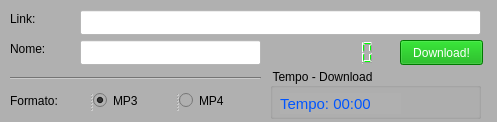
Above: youtube.ui from GiulianoVianna/Download_Youtube before the change. Below: the same form after it.
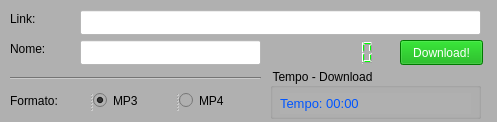
That is the form after the change.

Commit message: Atualização.

The edit to the form file:
```diff
--- a/youtube.ui
+++ b/youtube.ui
@@ -136,13 +136,13 @@
      <rect>
       <x>10</x>
       <y>25</y>
-      <width>121</width>
+      <width>191</width>
       <height>21</height>
      </rect>
     </property>
     <property name="font">
      <font>
-      <pointsize>11</pointsize>
+      <pointsize>10</pointsize>
      </font>
     </property>
     <property name="styleSheet">
```
The commit also changes 2 other files.
